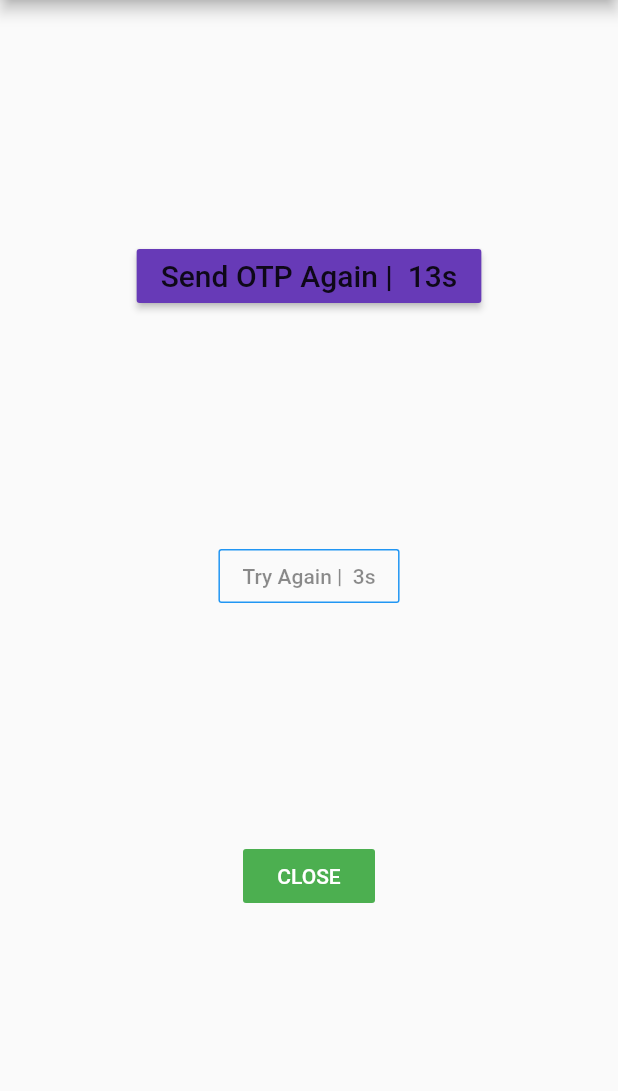
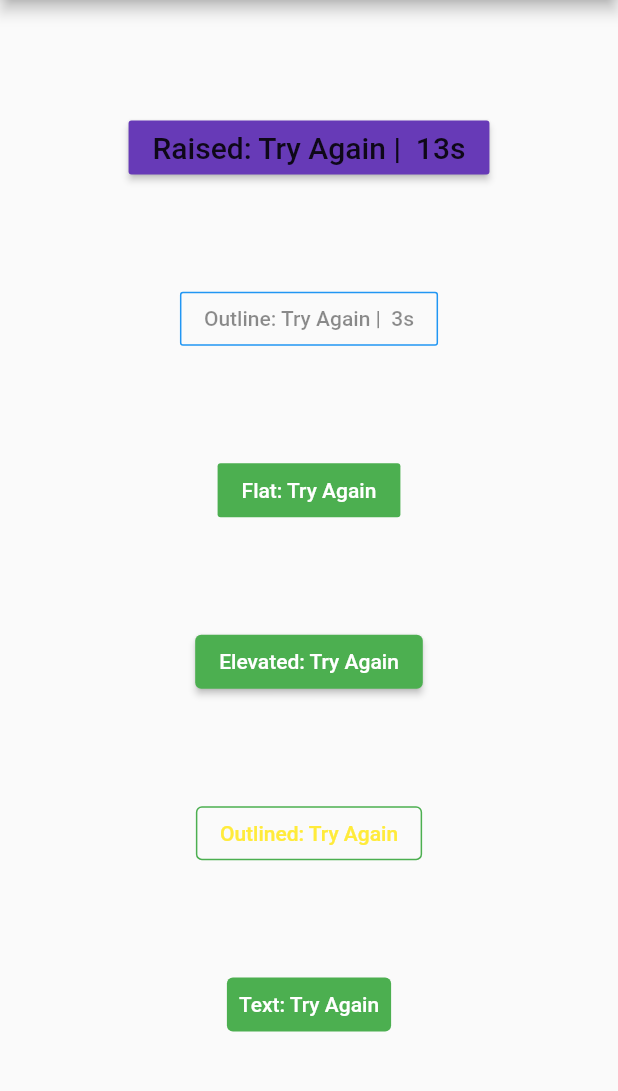
Before and after one commit to ProjectAJ14/timer_button, a Flutter app: the screen it shows after launch, on a phone screen of 412 x 824 dp, the part 84-1175 px from its top. Run offline on Flutter 3.47's test engine with Material 2 defaults, Android fonts, the phone set to English and light mode, and no system bars.

Commit message:
Add new button types support
ElevatedButton, TextButton, and OutlinedButton are supported now.
As these buttons are styled in a different way than the older types some
changes were introduced to constructor and _buildChild() method.
Finally the example app was extended so it shows the added buttons.

```diff
--- a/example/lib/main.dart
+++ b/example/lib/main.dart
@@ -39,26 +39,56 @@ class MyHomePageState extends State<MyHomePage> with TickerProviderStateMixin {
               mainAxisAlignment: MainAxisAlignment.spaceEvenly,
               children: <Widget>[
                 new TimerButton(
-                  label: "Send OTP Again",
+                  label: "Raised: Try Again",
                   timeOutInSeconds: 20,
                   onPressed: () {},
                   disabledColor: Colors.red,
                   color: Colors.deepPurple,
+                  buttonType: ButtonType.RaisedButton,
                   disabledTextStyle: new TextStyle(fontSize: 20.0),
                   activeTextStyle:
                       new TextStyle(fontSize: 20.0, color: Colors.white),
                 ),
                 new TimerButton(
-                  label: "Try Again",
+                  label: "Outline: Try Again",
                   timeOutInSeconds: 10,
                   onPressed: () {},
+                  disabledColor: Colors.red,
+                  activeTextStyle: TextStyle(color: Colors.yellow),
                   buttonType: ButtonType.OutlineButton,
                 ),
                 new TimerButton(
-                  label: "CLOSE",
+                  label: "Flat: Try Again",
                   timeOutInSeconds: 5,
                   onPressed: () {},
                   buttonType: ButtonType.FlatButton,
+                  disabledColor: Colors.deepOrange,
+                  color: Colors.green,
+                ),
+                new TimerButton(
+                  label: "Elevated: Try Again",
+                  timeOutInSeconds: 5,
+                  onPressed: () {},
+                  buttonType: ButtonType.ElevatedButton,
+                  color: Colors.green,
+                ),
+                new TimerButton(
+                  label: "Outlined: Try Again",
+                  timeOutInSeconds: 5,
+                  onPressed: () {},
+                  buttonType: ButtonType.OutlinedButton,
+                  disabledColor: Colors.deepOrange,
+                  color: Colors.green,
+                  activeTextStyle: TextStyle(color: Colors.yellow),
+                  disabledTextStyle: TextStyle(color: Colors.pink),
+                ),
+                new TimerButton(
+                  label: "Text: Try Again",
+                  timeOutInSeconds: 5,
+                  onPressed: () {
+                    print("ldaslda");
+                  },
+                  buttonType: ButtonType.TextButton,
                   disabledColor: Colors.deepOrange,
                   color: Colors.green,
                 ),
--- a/lib/timer_button.dart
+++ b/lib/timer_button.dart
@@ -1,10 +1,18 @@
 library timer_button;
 
 import 'dart:async';
+import 'dart:ui';
 
 import 'package:flutter/material.dart';
 
-enum ButtonType { RaisedButton, FlatButton, OutlineButton }
+enum ButtonType {
+  RaisedButton,
+  FlatButton,
+  OutlineButton,
+  ElevatedButton,
+  TextButton,
+  OutlinedButton
+}
 
 const int aSec = 1;
 
@@ -33,7 +41,7 @@ class TimerButton extends StatefulWidget {
   final Color disabledColor;
 
   /// activeTextStyle
-  final TextStyle activeTextStyle;
+  final TextStyle? activeTextStyle;
 
   ///disabledTextStyle
   final TextStyle disabledTextStyle;
@@ -53,7 +61,7 @@ class TimerButton extends StatefulWidget {
     this.resetTimerOnPressed = true,
     this.disabledColor = Colors.grey,
     this.buttonType = ButtonType.RaisedButton,
-    this.activeTextStyle = const TextStyle(color: Colors.white),
+    this.activeTextStyle = null,
     this.disabledTextStyle = const TextStyle(color: Colors.black45),
   }) : super(key: key);
 
@@ -87,13 +95,22 @@ class _TimerButtonState extends State<TimerButton> {
   }
 
   Widget _buildChild() {
+    TextStyle? activeTextStyle;
+    if (widget.activeTextStyle == null) {
+      if (widget.buttonType == ButtonType.OutlinedButton ||
+          widget.buttonType == ButtonType.OutlineButton) {
+        activeTextStyle = TextStyle(color: widget.color);
+      } else {
+        activeTextStyle = TextStyle(color: Colors.white);
+      }
+    } else {
+      activeTextStyle = widget.activeTextStyle;
+    }
     return Container(
       child: timeUpFlag
           ? Text(
               widget.label,
-              style: (widget.buttonType == ButtonType.OutlineButton)
-                  ? widget.activeTextStyle.copyWith(color: widget.color)
-                  : widget.activeTextStyle,
+              style: activeTextStyle,
             )
           : Text(
               widget.label + labelSplitter + _timerText,
@@ -121,6 +138,7 @@ class _TimerButtonState extends State<TimerButton> {
   @override
   Widget build(BuildContext context) {
     switch (widget.buttonType) {
+      //RaisedButton is deprecated, use ElevatedButton instead
       case ButtonType.RaisedButton:
         //TODO: (Ajay) Remove deprecated members
         // ignore: deprecated_member_use
@@ -130,6 +148,7 @@ class _TimerButtonState extends State<TimerButton> {
           onPressed: _onPressed,
           child: _buildChild(),
         );
+      //FlatButton is deprecated, use TextButton instead
       case ButtonType.FlatButton:
         // ignore: deprecated_member_use
         return FlatButton(
@@ -138,6 +157,7 @@ class _TimerButtonState extends State<TimerButton> {
           onPressed: _onPressed,
           child: _buildChild(),
         );
+      //OutlineButton is deprecated, use OutlinedButton instead
       case ButtonType.OutlineButton:
         // ignore: deprecated_member_use
         return OutlineButton(
@@ -148,8 +168,31 @@ class _TimerButtonState extends State<TimerButton> {
           onPressed: _onPressed,
           child: _buildChild(),
         );
+      case ButtonType.ElevatedButton:
+        return ElevatedButton(
+            onPressed: _onPressed,
+            child: _buildChild(),
+            style: ElevatedButton.styleFrom(
+              primary: timeUpFlag ? widget.color : widget.disabledColor,
+            ));
+      case ButtonType.TextButton:
+        return TextButton(
+            onPressed: _onPressed,
+            child: _buildChild(),
+            style: TextButton.styleFrom(
+              backgroundColor: timeUpFlag ? widget.color : widget.disabledColor,
+            ));
+      case ButtonType.OutlinedButton:
+        return OutlinedButton(
+            onPressed: _onPressed,
+            child: _buildChild(),
+            style: OutlinedButton.styleFrom(
+              side: BorderSide(
+                color: timeUpFlag ? widget.color : widget.disabledColor,
+              ),
+            ));
+      default:
+        return Container();
     }
-
-    return Container();
   }
 }
```
